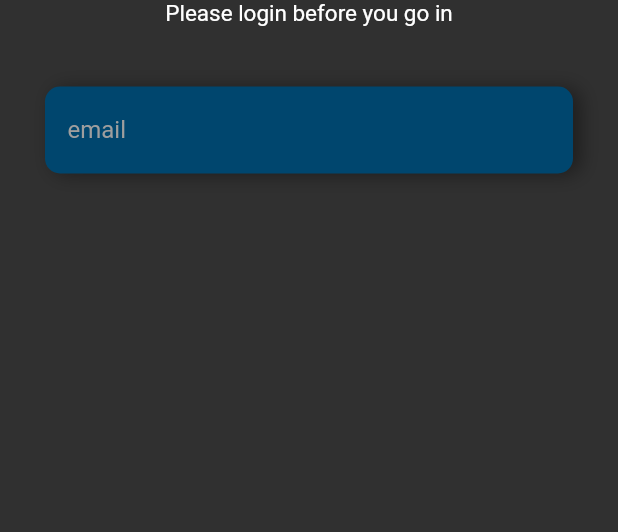
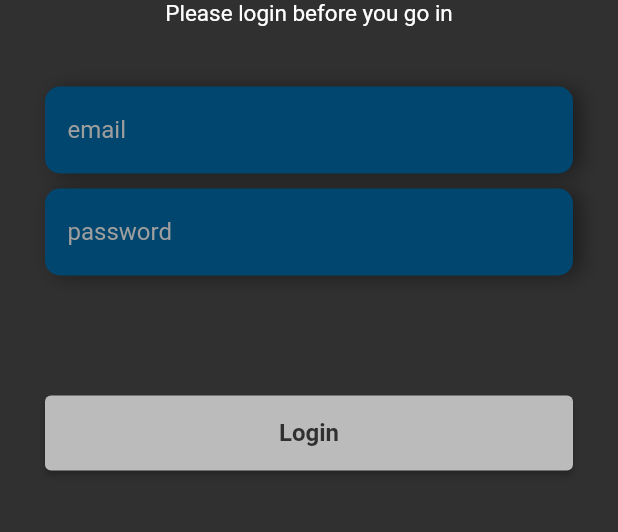
Before and after one commit to RuanK07/Utup, a Flutter app: the screen it shows after launch, on a phone screen of 412 x 824 dp, the part 503-1035 px from its top. Run offline on Flutter 3.47's test engine with Material 2 defaults, Android fonts, the phone set to English and light mode, and no system bars.

Commit message:
Add login Buttom and password TextField

```diff
--- a/lib/src/pages/login_page.dart
+++ b/lib/src/pages/login_page.dart
@@ -40,7 +40,9 @@ class _LoginPageState extends State<LoginPage> {
                   ],
                 ),
               ),
-              Column(
+              Padding(
+                padding: const EdgeInsets.only(bottom: 80),
+                child: Column(
                   children: [
                     Container(
                         padding: const EdgeInsets.symmetric(
@@ -63,8 +65,51 @@ class _LoginPageState extends State<LoginPage> {
                                 hintText: "email",
                                 hintStyle: TextStyle(color: Colors.grey),
                                 labelStyle: TextStyle(color: Colors.white),
+                                border: InputBorder.none))),
+                    const SizedBox(
+                      height: 10,
+                    ),
+                    Container(
+                        padding: const EdgeInsets.symmetric(
+                            vertical: 5, horizontal: 15),
+                        decoration: BoxDecoration(
+                            color: secondaryBlue,
+                            borderRadius: BorderRadius.circular(10),
+                            boxShadow: const [
+                              BoxShadow(
+                                  blurRadius: 10.0,
+                                  offset: Offset(5, 1),
+                                  spreadRadius: 0,
+                                  color: Colors.black38)
+                            ]),
+                        child: TextFormField(
+                            style: const TextStyle(
+                              color: Colors.white,
+                            ),
+                            decoration: const InputDecoration(
+                                hintText: "password",
+                                hintStyle: TextStyle(color: Colors.grey),
+                                labelStyle: TextStyle(color: Colors.white),
                                 border: InputBorder.none)))
                   ],
+                ),
+              ),
+              Container(
+                height: 50,
+                width: double.infinity,
+                decoration:
+                    BoxDecoration(borderRadius: BorderRadius.circular(100)),
+                child: ElevatedButton(
+                    onPressed: () {},
+                    style: ElevatedButton.styleFrom(
+                      backgroundColor: const Color.fromARGB(255, 187, 187,
+                          187), // Set the background color to white
+                    ),
+                    child: const Text("Login",
+                        style: TextStyle(
+                            color: primaryBlack,
+                            fontWeight: FontWeight.bold,
+                            fontSize: 16))),
               )
             ],
           ),
```
Lines whose indentation alone changed are shown as unchanged.
